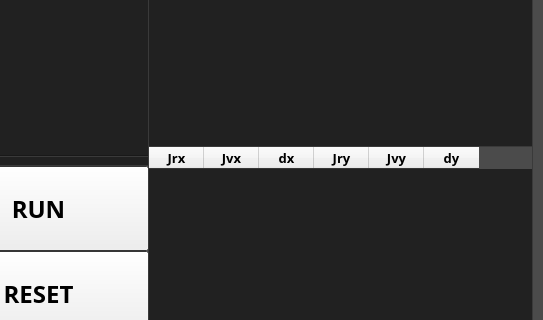
Qt form KocoPro/mainwindow.ui (windhunterSB/Homework) before a commit; both pictures show x 502 to 1045 and y 374 to 694 of the 1045 by 797 pixel window.
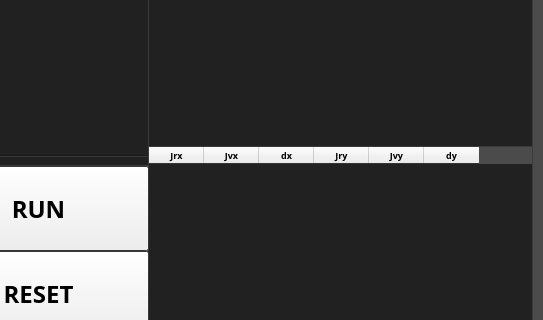
The same form after that commit. Icons and pictures are not drawn. Custom widgets are drawn as their Qt base class.

```diff
--- a/KocoPro/mainwindow.ui
+++ b/KocoPro/mainwindow.ui
@@ -25,6 +25,24 @@
   <property name="palette">
    <palette>
     <active>
+     <colorrole role="WindowText">
+      <brush brushstyle="SolidPattern">
+       <color alpha="255">
+        <red>243</red>
+        <green>243</green>
+        <blue>243</blue>
+       </color>
+      </brush>
+     </colorrole>
+     <colorrole role="Text">
+      <brush brushstyle="SolidPattern">
+       <color alpha="255">
+        <red>243</red>
+        <green>243</green>
+        <blue>243</blue>
+       </color>
+      </brush>
+     </colorrole>
      <colorrole role="Base">
       <brush brushstyle="SolidPattern">
        <color alpha="255">
@@ -45,6 +63,24 @@
      </colorrole>
     </active>
     <inactive>
+     <colorrole role="WindowText">
+      <brush brushstyle="SolidPattern">
+       <color alpha="255">
+        <red>243</red>
+        <green>243</green>
+        <blue>243</blue>
+       </color>
+      </brush>
+     </colorrole>
+     <colorrole role="Text">
+      <brush brushstyle="SolidPattern">
+       <color alpha="255">
+        <red>243</red>
+        <green>243</green>
+        <blue>243</blue>
+       </color>
+      </brush>
+     </colorrole>
      <colorrole role="Base">
       <brush brushstyle="SolidPattern">
        <color alpha="255">
@@ -65,6 +101,24 @@
      </colorrole>
     </inactive>
     <disabled>
+     <colorrole role="WindowText">
+      <brush brushstyle="SolidPattern">
+       <color alpha="255">
+        <red>120</red>
+        <green>120</green>
+        <blue>120</blue>
+       </color>
+      </brush>
+     </colorrole>
+     <colorrole role="Text">
+      <brush brushstyle="SolidPattern">
+       <color alpha="255">
+        <red>120</red>
+        <green>120</green>
+        <blue>120</blue>
+       </color>
+      </brush>
+     </colorrole>
      <colorrole role="Base">
       <brush brushstyle="SolidPattern">
        <color alpha="255">
@@ -89,7 +143,7 @@
   <property name="font">
    <font>
     <family>微软雅黑</family>
-    <pointsize>10</pointsize>
+    <pointsize>7</pointsize>
     <weight>75</weight>
     <bold>true</bold>
    </font>
```
